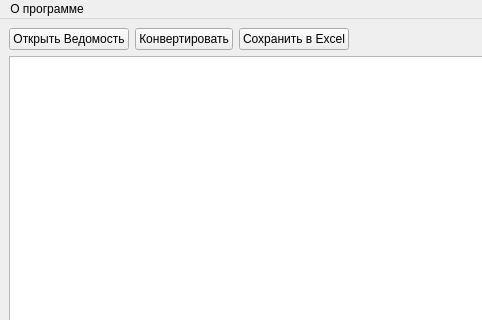
Bors1k/property-analysis-system, file form.ui: the form before one commit; both pictures show x 0 to 482 and y 0 to 320 of the 777 by 580 pixel window.
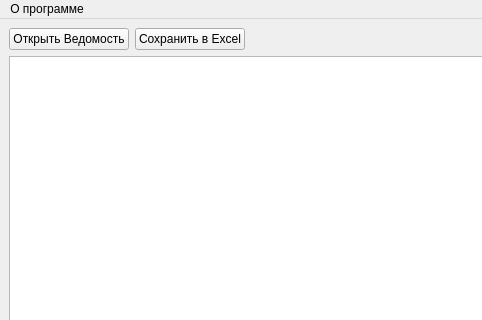
The form after the commit.

```diff
--- a/form.ui
+++ b/form.ui
@@ -29,13 +29,6 @@
           </property>
          </widget>
         </item>
-        <item>
-         <widget class="QPushButton" name="pushButton">
-          <property name="text">
-           <string>Конвертировать</string>
-          </property>
-         </widget>
-        </item>
         <item>
          <widget class="QPushButton" name="pushButton_3">
           <property name="text">
```
Left out of the diff: 2 changed lines with no effect on the pictures.
